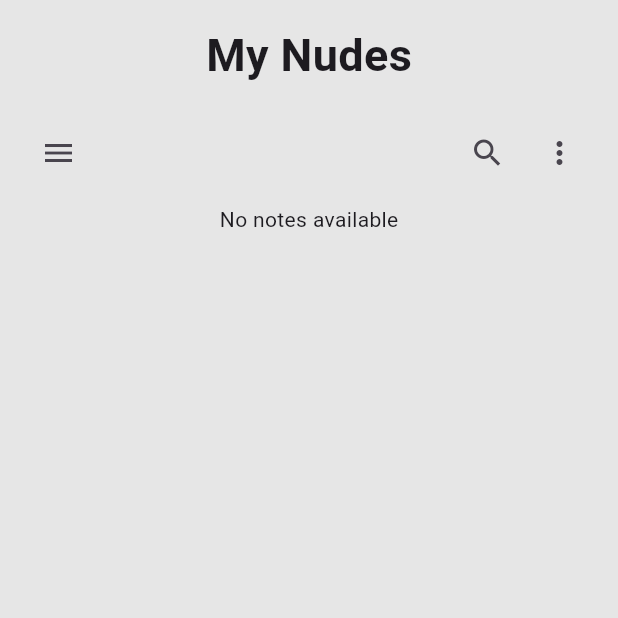
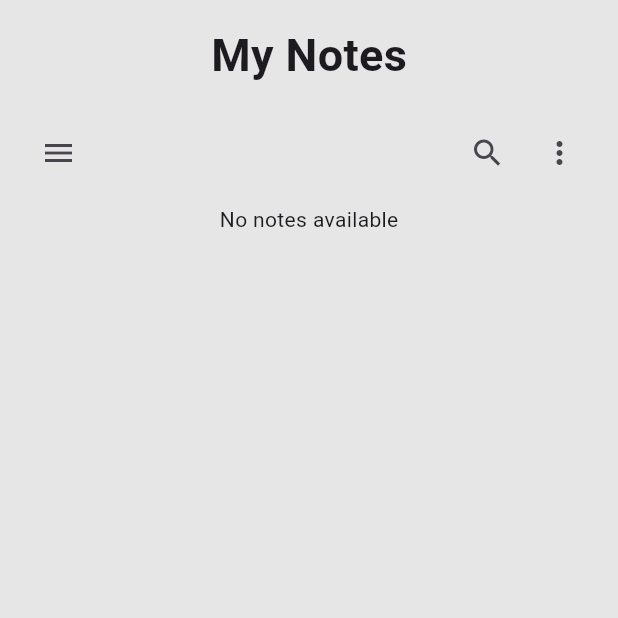
Before and after one commit to atikrony/ToDo_App_GetX, a Flutter app: the screen it shows after launch, on a phone screen of 412 x 824 dp, the top half of it. Run offline on Flutter 3.47's test engine with Material 3 defaults, Android fonts, the phone set to English and light mode, and no system bars; our stand-ins replace get.

Commit message:
title name

```diff
--- a/lib/view/home/home.dart
+++ b/lib/view/home/home.dart
@@ -22,7 +22,7 @@ class HomeScreen extends StatelessWidget {
                 crossAxisAlignment: CrossAxisAlignment.center,
                 children: [
                   const Text(
-                    "My Nudes",
+                    "My Notes",
                     style: TextStyle(fontSize: 30, fontWeight: FontWeight.bold),
                   ),
                   const SizedBox(height: 20),
--- a/lib/view/note/note_screen.dart
+++ b/lib/view/note/note_screen.dart
@@ -106,10 +106,13 @@ class NoteScreen extends StatelessWidget {
                 ),
               );
             }
+
           },
           textColor: AppColor.backgroundColor,
         ),
       ),
     );
   }
+
+
 }
```
